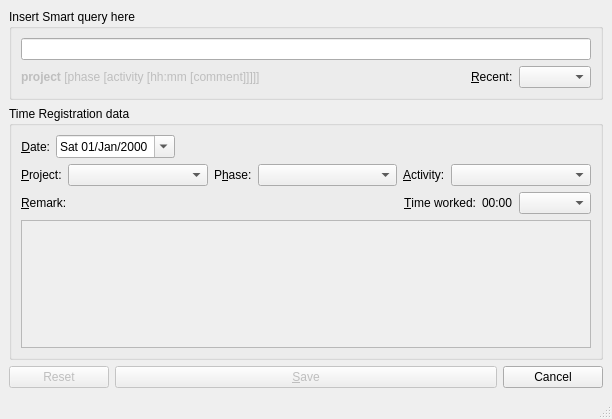
This is src/pyuac_edit.ui in develer-staff/pyuac as Qt 5 draws it before an edit. The edited form follows.
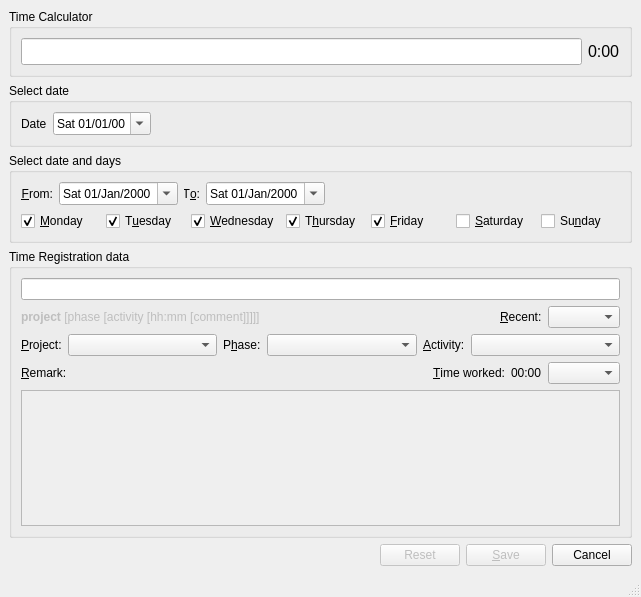
This is the edited form. Icons and pictures are not drawn.

Commit message: Merged revisions 21759-21825 via svnmerge from https://src.develer.com/svn/pyuac/branches/inserimenti_multipli

What changed in the file:
```diff
--- a/src/pyuac_edit.ui
+++ b/src/pyuac_edit.ui
@@ -6,8 +6,8 @@
    <rect>
     <x>0</x>
     <y>0</y>
-    <width>612</width>
-    <height>419</height>
+    <width>641</width>
+    <height>597</height>
    </rect>
   </property>
   <property name="windowTitle" >
@@ -17,6 +17,14 @@
    <iconset>../../../../../usr/share/pixmaps/gnome-set-time.png</iconset>
   </property>
   <widget class="QWidget" name="centralwidget" >
+   <property name="geometry" >
+    <rect>
+     <x>0</x>
+     <y>0</y>
+     <width>641</width>
+     <height>573</height>
+    </rect>
+   </property>
    <layout class="QVBoxLayout" >
     <property name="spacing" >
      <number>6</number>
@@ -34,24 +42,260 @@
      <number>9</number>
     </property>
     <item>
-     <widget class="QGroupBox" name="groupBox_2" >
+     <widget class="QGroupBox" name="TimeCalculator" >
+      <property name="sizePolicy" >
+       <sizepolicy vsizetype="Expanding" hsizetype="Preferred" >
+        <horstretch>0</horstretch>
+        <verstretch>0</verstretch>
+       </sizepolicy>
+      </property>
       <property name="title" >
-       <string>Insert Smart query here</string>
+       <string>Time Calculator</string>
+      </property>
+      <layout class="QVBoxLayout" name="verticalLayout_2" >
+       <item>
+        <layout class="QHBoxLayout" name="HBLayout" >
+         <property name="spacing" >
+          <number>6</number>
+         </property>
+         <property name="margin" >
+          <number>0</number>
+         </property>
+         <item>
+          <widget class="QLineEdit" name="smartTimeEdit" >
+           <property name="font" >
+            <font>
+             <pointsize>12</pointsize>
+            </font>
+           </property>
+           <property name="text" >
+            <string/>
+           </property>
+          </widget>
+         </item>
+         <item>
+          <widget class="QLabel" name="timeSumLabel" >
+           <property name="font" >
+            <font>
+             <pointsize>12</pointsize>
+            </font>
+           </property>
+           <property name="text" >
+            <string>0:00</string>
+           </property>
+          </widget>
+         </item>
+        </layout>
+       </item>
+      </layout>
+     </widget>
+    </item>
+    <item>
+     <widget class="QGroupBox" name="dateGroupBox" >
+      <property name="title" >
+       <string>Select date</string>
+      </property>
+      <layout class="QHBoxLayout" name="horizontalLayout" >
+       <item>
+        <widget class="QLabel" name="dateLabel" >
+         <property name="text" >
+          <string>Date</string>
+         </property>
+         <property name="buddy" >
+          <cstring>singleDateEdit</cstring>
+         </property>
+        </widget>
+       </item>
+       <item>
+        <widget class="QDateEdit" name="singleDateEdit" >
+         <property name="displayFormat" >
+          <string>ddd dd/MM/yy</string>
+         </property>
+         <property name="calendarPopup" >
+          <bool>true</bool>
+         </property>
+        </widget>
+       </item>
+       <item>
+        <spacer name="horizontalSpacer_2" >
+         <property name="orientation" >
+          <enum>Qt::Horizontal</enum>
+         </property>
+         <property name="sizeHint" stdset="0" >
+          <size>
+           <width>449</width>
+           <height>20</height>
+          </size>
+         </property>
+        </spacer>
+       </item>
+      </layout>
+     </widget>
+    </item>
+    <item>
+     <widget class="QGroupBox" name="daterangeGroupBox" >
+      <property name="title" >
+       <string>Select date and days</string>
+      </property>
+      <layout class="QVBoxLayout" name="verticalLayout" >
+       <item>
+        <layout class="QHBoxLayout" >
+         <property name="spacing" >
+          <number>6</number>
+         </property>
+         <property name="margin" >
+          <number>0</number>
+         </property>
+         <item>
+          <widget class="QLabel" name="labelDateFrom" >
+           <property name="text" >
+            <string>&amp;From:</string>
+           </property>
+           <property name="alignment" >
+            <set>Qt::AlignRight|Qt::AlignTrailing|Qt::AlignVCenter</set>
+           </property>
+           <property name="buddy" >
+            <cstring>dateFromDateEdit</cstring>
+           </property>
+          </widget>
+         </item>
+         <item>
+          <widget class="QDateEdit" name="dateFromDateEdit" >
+           <property name="displayFormat" >
+            <string>ddd dd/MMM/yyyy</string>
+           </property>
+           <property name="calendarPopup" >
+            <bool>true</bool>
+           </property>
+          </widget>
+         </item>
+         <item>
+          <widget class="QLabel" name="labelDateTo" >
+           <property name="text" >
+            <string>T&amp;o:</string>
+           </property>
+           <property name="alignment" >
+            <set>Qt::AlignRight|Qt::AlignTrailing|Qt::AlignVCenter</set>
+           </property>
+           <property name="buddy" >
+            <cstring>dateToDateEdit</cstring>
+           </property>
+          </widget>
+         </item>
+         <item>
+          <widget class="QDateEdit" name="dateToDateEdit" >
+           <property name="displayFormat" >
+            <string>ddd dd/MMM/yyyy</string>
+           </property>
+           <property name="calendarPopup" >
+            <bool>true</bool>
+           </property>
+          </widget>
+         </item>
+         <item>
+          <spacer name="horizontalSpacer" >
+           <property name="orientation" >
+            <enum>Qt::Horizontal</enum>
+           </property>
+           <property name="sizeHint" stdset="0" >
+            <size>
+             <width>30</width>
+             <height>20</height>
+            </size>
+           </property>
+          </spacer>
+         </item>
+         <item>
+          <widget class="QLabel" name="daysLabel" >
+           <property name="text" >
+            <string/>
+           </property>
+          </widget>
+         </item>
+        </layout>
+       </item>
+       <item>
+        <layout class="QHBoxLayout" name="horizontalLayout_2" >
+         <item>
+          <widget class="QCheckBox" name="monCheckBox" >
+           <property name="text" >
+            <string>&amp;Monday</string>
+           </property>
+           <property name="checked" >
+            <bool>true</bool>
+           </property>
+          </widget>
+         </item>
+         <item>
+          <widget class="QCheckBox" name="tueCheckBox" >
+           <property name="text" >
+            <string>T&amp;uesday</string>
+           </property>
+           <property name="checked" >
+            <bool>true</bool>
+           </property>
+          </widget>
+         </item>
+         <item>
+          <widget class="QCheckBox" name="wedCheckBox" >
+           <property name="text" >
+            <string>&amp;Wednesday</string>
+           </property>
+           <property name="checked" >
+            <bool>true</bool>
+           </property>
+          </widget>
+         </item>
+         <item>
+          <widget class="QCheckBox" name="thuCheckBox" >
+           <property name="text" >
+            <string>T&amp;hursday</string>
+           </property>
+           <property name="checked" >
+            <bool>true</bool>
+           </property>
+          </widget>
+         </item>
+         <item>
+          <widget class="QCheckBox" name="friCheckBox" >
+           <property name="text" >
+            <string>&amp;Friday</string>
+           </property>
+           <property name="checked" >
+            <bool>true</bool>
+           </property>
+          </widget>
+         </item>
+         <item>
+          <widget class="QCheckBox" name="satCheckBox" >
+           <property name="text" >
+            <string>&amp;Saturday</string>
+           </property>
+          </widget>
+         </item>
+         <item>
+          <widget class="QCheckBox" name="sunCheckBox" >
+           <property name="text" >
+            <string>Su&amp;nday</string>
+           </property>
+          </widget>
+         </item>
+        </layout>
+       </item>
+      </layout>
+      <zorder>dateGroupBox</zorder>
+     </widget>
+    </item>
+    <item>
+     <widget class="QGroupBox" name="groupBox" >
+      <property name="title" >
+       <string>Time Registration data</string>
       </property>
       <layout class="QVBoxLayout" >
        <property name="spacing" >
         <number>6</number>
        </property>
-       <property name="leftMargin" >
-        <number>9</number>
-       </property>
-       <property name="topMargin" >
-        <number>9</number>
-       </property>
-       <property name="rightMargin" >
-        <number>9</number>
-       </property>
-       <property name="bottomMargin" >
+       <property name="margin" >
         <number>9</number>
        </property>
        <item>
@@ -62,16 +306,7 @@
          <property name="spacing" >
           <number>6</number>
          </property>
-         <property name="leftMargin" >
-          <number>0</number>
-         </property>
-         <property name="topMargin" >
-          <number>0</number>
-         </property>
-         <property name="rightMargin" >
-          <number>0</number>
-         </property>
-         <property name="bottomMargin" >
+         <property name="margin" >
           <number>0</number>
          </property>
          <item>
@@ -121,100 +356,12 @@
          </item>
         </layout>
        </item>
-      </layout>
-     </widget>
-    </item>
-    <item>
-     <widget class="QGroupBox" name="groupBox" >
-      <property name="title" >
-       <string>Time Registration data</string>
-      </property>
-      <layout class="QVBoxLayout" >
-       <property name="spacing" >
-        <number>6</number>
-       </property>
-       <property name="leftMargin" >
-        <number>9</number>
-       </property>
-       <property name="topMargin" >
-        <number>9</number>
-       </property>
-       <property name="rightMargin" >
-        <number>9</number>
-       </property>
-       <property name="bottomMargin" >
-        <number>9</number>
-       </property>
        <item>
         <layout class="QHBoxLayout" >
          <property name="spacing" >
           <number>6</number>
          </property>
-         <property name="leftMargin" >
-          <number>0</number>
-         </property>
-         <property name="topMargin" >
-          <number>0</number>
-         </property>
-         <property name="rightMargin" >
-          <number>0</number>
-         </property>
-         <property name="bottomMargin" >
-          <number>0</number>
-         </property>
-         <item>
-          <widget class="QLabel" name="labelDate" >
-           <property name="text" >
-            <string>&amp;Date:</string>
-           </property>
-           <property name="alignment" >
-            <set>Qt::AlignRight|Qt::AlignTrailing|Qt::AlignVCenter</set>
-           </property>
-           <property name="buddy" >
-            <cstring>dateTimeregDate</cstring>
-           </property>
-          </widget>
-         </item>
-         <item>
-          <widget class="QDateEdit" name="dateTimeregDate" >
-           <property name="displayFormat" >
-            <string>ddd dd/MMM/yyyy</string>
-           </property>
-           <property name="calendarPopup" >
-            <bool>true</bool>
-           </property>
-          </widget>
-         </item>
-         <item>
-          <spacer>
-           <property name="orientation" >
-            <enum>Qt::Horizontal</enum>
-           </property>
-           <property name="sizeHint" >
-            <size>
-             <width>411</width>
-             <height>20</height>
-            </size>
-           </property>
-          </spacer>
-         </item>
-        </layout>
-       </item>
-       <item>
-        <layout class="QHBoxLayout" >
-         <property name="spacing" >
-          <number>6</number>
-         </property>
-         <property name="leftMargin" >
-          <number>0</number>
-         </property>
-         <property name="topMargin" >
-          <number>0</number>
-         </property>
-         <property name="rightMargin" >
-          <number>0</number>
-         </property>
-         <property name="bottomMargin" >
+         <property name="margin" >
           <number>0</number>
          </property>
          <item>
@@ -316,7 +463,7 @@
            <property name="orientation" >
             <enum>Qt::Horizontal</enum>
            </property>
-           <property name="sizeHint" >
+           <property name="sizeHint" stdset="0" >
             <size>
              <width>40</width>
              <height>20</height>
@@ -378,18 +525,22 @@
       <property name="spacing" >
        <number>6</number>
       </property>
-      <property name="leftMargin" >
+      <property name="margin" >
        <number>0</number>
       </property>
-      <property name="topMargin" >
-       <number>0</number>
-      </property>
-      <property name="rightMargin" >
-       <number>0</number>
-      </property>
-      <property name="bottomMargin" >
-       <number>0</number>
-      </property>
+      <item>
+       <spacer name="horizontalSpacer_3" >
+        <property name="orientation" >
+         <enum>Qt::Horizontal</enum>
+        </property>
+        <property name="sizeHint" stdset="0" >
+         <size>
+          <width>40</width>
+          <height>20</height>
+         </size>
+        </property>
+       </spacer>
+      </item>
       <item>
        <widget class="QPushButton" name="btnDelete" >
         <property name="enabled" >
@@ -439,7 +590,16 @@
     </item>
    </layout>
   </widget>
-  <widget class="QStatusBar" name="statusBar" />
+  <widget class="QStatusBar" name="statusBar" >
+   <property name="geometry" >
+    <rect>
+     <x>0</x>
+     <y>573</y>
+     <width>641</width>
+     <height>24</height>
+    </rect>
+   </property>
+  </widget>
  </widget>
  <tabstops>
   <tabstop>editSmartQuery</tabstop>
```
Left out of the diff: 34 changed lines with no effect on the pictures. The commit also changes 6 other files.
